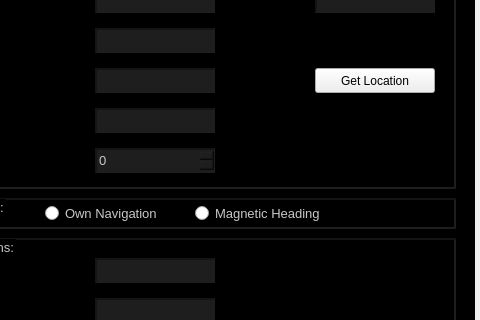
Old version of the form ui/dialogflightcreator.ui in the repository ignmiz/ATC_Console; both pictures show x 120 to 600 and y 218 to 538 of the 600 by 700 pixel window.
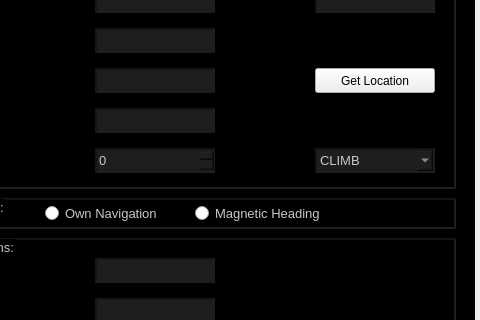
New version of the form. The open tabs and pages were chosen to show the change.

Commit message: Modified scenarios & dialogs for prediction phase

```diff
--- a/ui/dialogflightcreator.ui
+++ b/ui/dialogflightcreator.ui
@@ -934,6 +934,66 @@
        <number>359</number>
       </property>
      </widget>
+     <widget class="QLabel" name="labelPredictionPhase">
+      <property name="geometry">
+       <rect>
+        <x>280</x>
+        <y>180</y>
+        <width>120</width>
+        <height>25</height>
+       </rect>
+      </property>
+      <property name="text">
+       <string>Pred. Phase:</string>
+      </property>
+      <property name="alignment">
+       <set>Qt::AlignRight|Qt::AlignTrailing|Qt::AlignVCenter</set>
+      </property>
+     </widget>
+     <widget class="QComboBox" name="comboBoxPredictionPhase">
+      <property name="geometry">
+       <rect>
+        <x>410</x>
+        <y>180</y>
+        <width>120</width>
+        <height>25</height>
+       </rect>
+      </property>
+      <property name="styleSheet">
+       <string notr="true">QComboBox
+{
+	color: #c8c8c8;
+	background-color: #1e1e1e;
+	border-style: inset;
+	border-width: 2px;
+	border-color: #141414;
+	font: 13px;
+}
+
+QComboBox QAbstractItemView
+{	
+	color: #c8c8c8;
+	background-color: #1e1e1e;
+    selection-background-color: #060064;
+	font: 13px;
+}</string>
+      </property>
+      <item>
+       <property name="text">
+        <string>CLIMB</string>
+       </property>
+      </item>
+      <item>
+       <property name="text">
+        <string>CRUISE</string>
+       </property>
+      </item>
+      <item>
+       <property name="text">
+        <string>DESCENT</string>
+       </property>
+      </item>
+     </widget>
     </widget>
     <widget class="QGroupBox" name="groupBoxNavType">
      <property name="geometry">
```
The commit also changes 2 other files.
